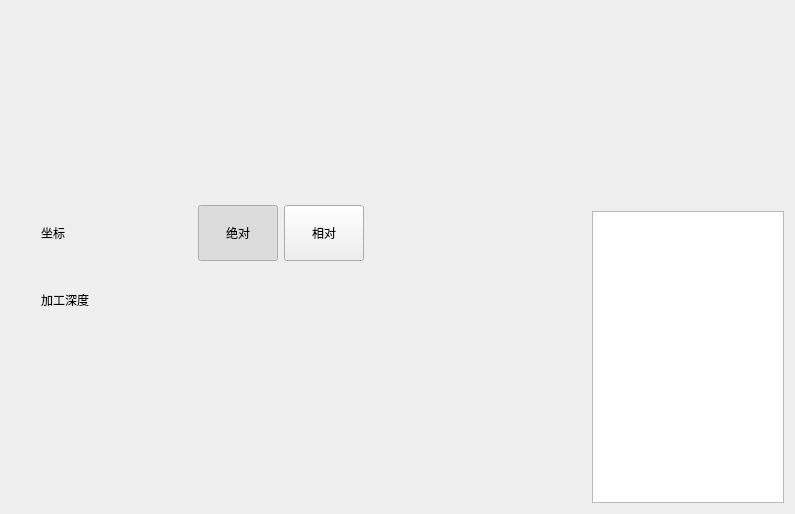
Qt form forms/auto/obsolete/runautoone.ui (zephyrrr/Camotics_modbus) before a commit.
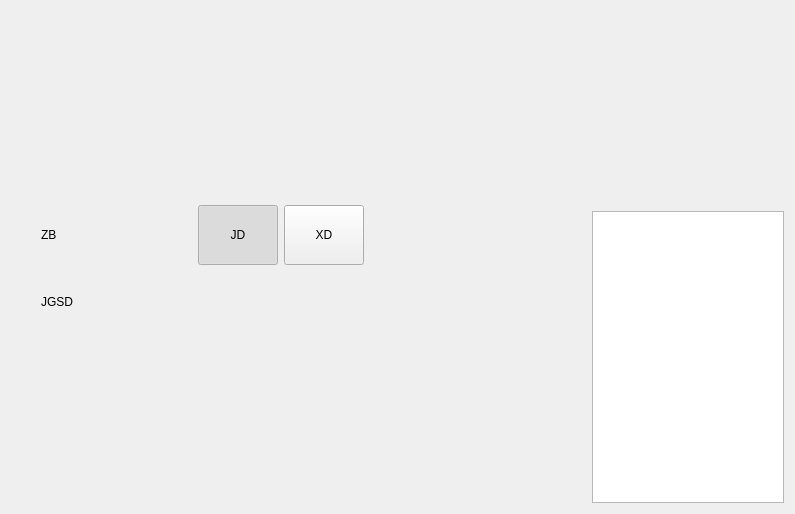
The same form after that commit.

Diff of the .ui file:
```diff
--- a/forms/auto/obsolete/runautoone.ui
+++ b/forms/auto/obsolete/runautoone.ui
@@ -60,7 +60,7 @@
             </sizepolicy>
            </property>
            <property name="text">
-            <string>坐标</string>
+            <string>ZB</string>
            </property>
           </widget>
          </item>
@@ -75,7 +75,7 @@
               </sizepolicy>
              </property>
              <property name="text">
-              <string>绝对</string>
+              <string>JD</string>
              </property>
              <property name="checkable">
               <bool>true</bool>
@@ -97,7 +97,7 @@
               </sizepolicy>
              </property>
              <property name="text">
-              <string>相对</string>
+              <string>XD</string>
              </property>
              <property name="checkable">
               <bool>true</bool>
@@ -115,7 +115,7 @@
          <item row="1" column="0">
           <widget class="QLabel" name="label_1">
            <property name="text">
-            <string>加工深度</string>
+            <string>JGSD</string>
            </property>
           </widget>
          </item>
@@ -174,9 +174,9 @@
    </item>
   </layout>
  </widget>
- <layoutdefault spacing="6" margin="11"/>
- <resources/>
- <connections/>
+ <layoutdefault spacing="6" margin="11" />
+ <resources />
+ <connections />
  <buttongroups>
   <buttongroup name="buttonGroup"/>
  </buttongroups>
```
Left out of the diff: 11 changed lines with no effect on the pictures.
